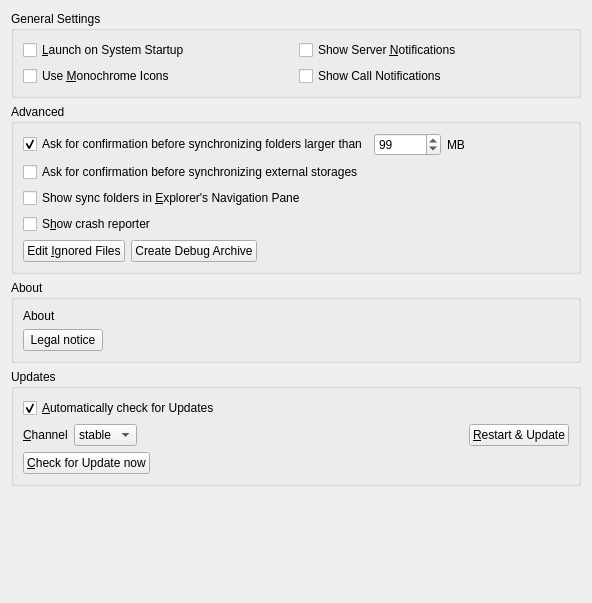
Old version of the form src/gui/generalsettings.ui in the repository nextmcloud/desktop.
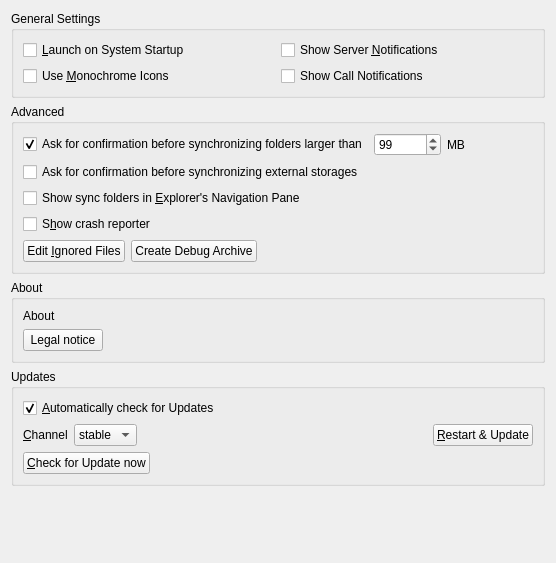
New version of the form.

Diff of the .ui file:
```diff
--- a/src/gui/generalsettings.ui
+++ b/src/gui/generalsettings.ui
@@ -6,8 +6,8 @@
    <rect>
     <x>0</x>
     <y>0</y>
-    <width>592</width>
-    <height>603</height>
+    <width>556</width>
+    <height>563</height>
    </rect>
   </property>
   <property name="windowTitle">
```
